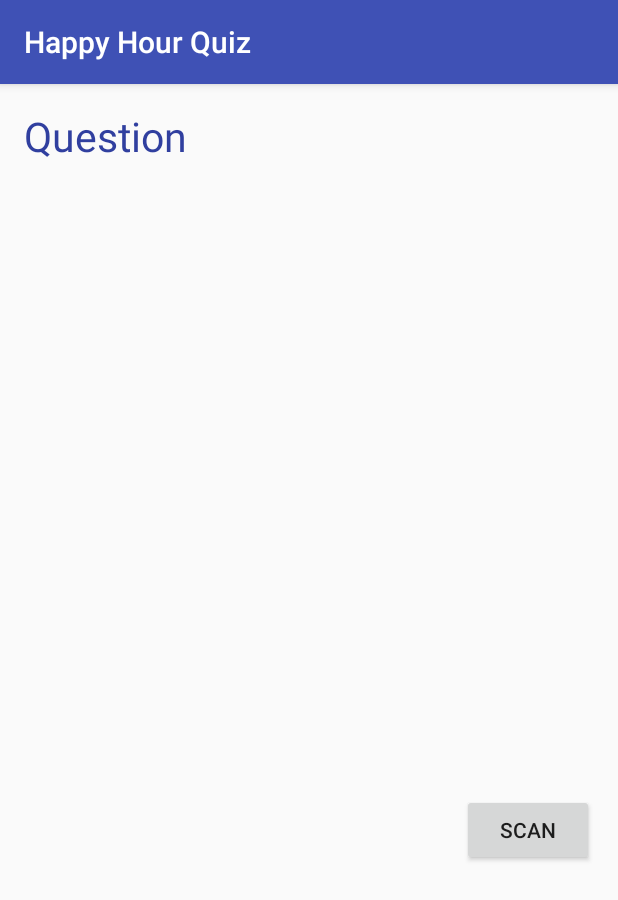
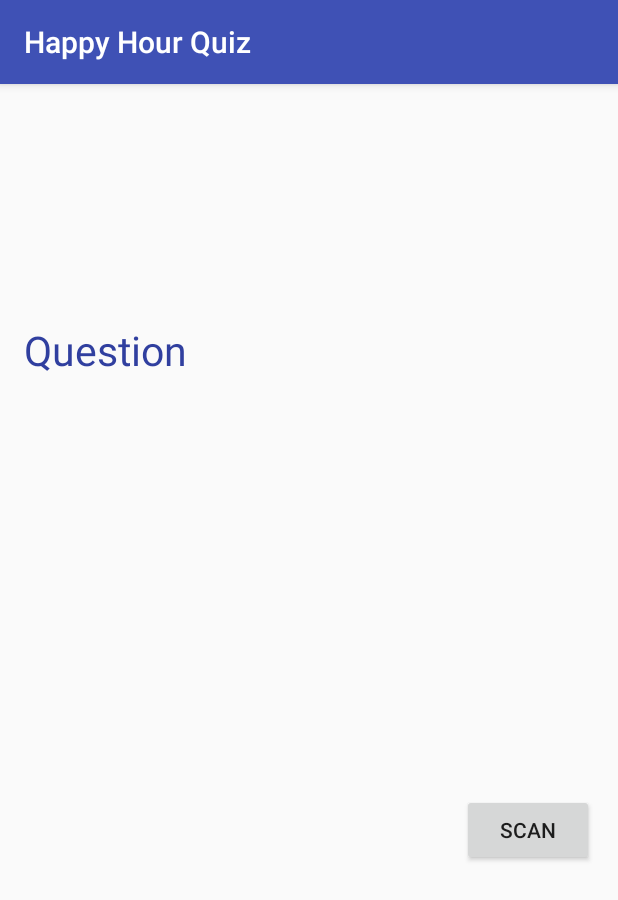
Before and after one commit to pantos27/HappyHourQuiz, an Android app: the screen it shows after launch (MainActivity), on a phone screen of 412 x 824 dp. Shown: the top 900 px of the screen. Run offline under Robolectric (Android 15) with nearby library versions, the phone set to English and light mode, and no system bars; our stand-ins replace Firebase (no records; nobody signed in at launch, a user with empty details on screens opened directly).

Commit message:
team progress

```diff
--- a/app/src/main/java/org/hamburger/happyhourquiz/fragments/QuestionFragment.kt
+++ b/app/src/main/java/org/hamburger/happyhourquiz/fragments/QuestionFragment.kt
@@ -1,26 +1,26 @@
 package org.hamburger.happyhourquiz.fragments
 
+import android.arch.lifecycle.Observer
 import android.arch.lifecycle.ViewModelProviders
 import android.os.Bundle
 import android.support.v4.app.Fragment
 import android.view.LayoutInflater
 import android.view.View
 import android.view.ViewGroup
+import kotlinx.android.synthetic.main.fragment_question.*
 import org.hamburger.happyhourquiz.R
 import org.hamburger.happyhourquiz.viewmodels.QuestionViewModel
-import org.hamburger.happyhourquiz.viewmodels.TeamsViewModel
 
 class QuestionFragment: Fragment(){
     companion object {
         const val TAG = "QuestionFragment"
     }
-    lateinit var viewModel: QuestionViewModel
+     var viewModel: QuestionViewModel? = null
 
     override fun onCreate(savedInstanceState: Bundle?) {
         super.onCreate(savedInstanceState)
-        viewModel = ViewModelProviders.of(this).get(QuestionViewModel::class.java)
+            viewModel = activity?.let { ViewModelProviders.of(it).get(QuestionViewModel::class.java) }
 
-        viewModel.currentQuestion
     }
 
     override fun onCreateView(inflater: LayoutInflater, container: ViewGroup?, savedInstanceState: Bundle?) =
@@ -29,5 +29,15 @@ class QuestionFragment: Fragment(){
     override fun onViewCreated(view: View, savedInstanceState: Bundle?) {
         super.onViewCreated(view, savedInstanceState)
 
+        viewModel?.currentQuestion?.observe(this, Observer {
+            it?.let {
+                question_fragment_question.text = it.question
+            }
+        })
+
+        question_fragment_scan_button.setOnClickListener {
+            childFragmentManager.beginTransaction().add(R.id.fragment_question,QrScanFragment(),QrScanFragment.TAG)
+        }
+
     }
 }
--- a/app/src/main/res/layout/fragment_qr_scan.xml
+++ b/app/src/main/res/layout/fragment_qr_scan.xml
@@ -5,11 +5,7 @@
     android:layout_height="match_parent"
     tools:context=".fragments.QrScanFragment">
 
-    <!-- TODO: Update blank fragment layout -->
-    <TextView
-        android:layout_width="match_parent"
-        android:layout_height="match_parent"
-        android:text="@string/hello_blank_fragment" />
+
     <me.dm7.barcodescanner.zbar.ZBarScannerView
         android:id="@+id/qrfragment_scannerview"
         android:layout_height="match_parent"
--- a/app/src/main/res/layout/fragment_question.xml
+++ b/app/src/main/res/layout/fragment_question.xml
@@ -2,22 +2,27 @@
 <android.support.constraint.ConstraintLayout xmlns:android="http://schemas.android.com/apk/res/android"
     android:layout_width="match_parent"
     android:layout_height="match_parent"
+    android:id="@+id/fragment_question"
     xmlns:tools="http://schemas.android.com/tools"
     xmlns:app="http://schemas.android.com/apk/res-auto">
+
     <TextView
         android:id="@+id/question_fragment_question"
-        tools:text="Question"
+        android:layout_width="0dp"
+        android:layout_height="wrap_content"
+        android:layout_marginBottom="8dp"
+        android:layout_marginEnd="16dp"
+        android:layout_marginStart="16dp"
+        android:layout_marginTop="16dp"
+        android:text="@string/question"
+        android:textColor="@color/colorPrimaryDark"
+        android:textSize="27sp"
+        app:layout_constraintBottom_toBottomOf="parent"
+        app:layout_constraintEnd_toEndOf="parent"
+        app:layout_constraintStart_toStartOf="parent"
         app:layout_constraintTop_toTopOf="parent"
-        app:layout_constraintStart_toStartOf="parent"
-        app:layout_constraintEnd_toEndOf="parent"
-        android:textSize="27sp"
-        android:textColor="@color/colorPrimaryDark"
-        android:text="@string/question"
-        android:layout_marginTop="16dp"
-        android:layout_marginStart="16dp"
-        android:layout_marginEnd="16dp"
-        android:layout_width="0dp"
-        android:layout_height="wrap_content" />
+        app:layout_constraintVertical_bias="0.3"
+        tools:text="Question" />
     <Button
         android:id="@+id/question_fragment_scan_button"
         app:layout_constraintBottom_toBottomOf="parent"
```
Also changed, not shown: app/src/main/java/org/hamburger/happyhourquiz/viewmodels/QuestionViewModel.kt (+8 -14 lines).
